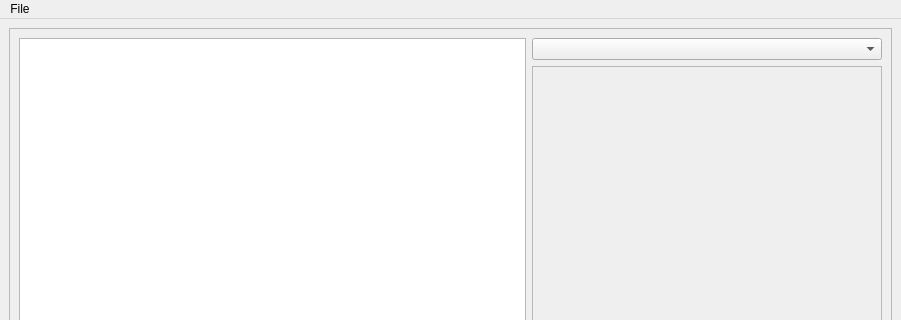
The window that data/ui/pynguin.ui (aresnick/pynguin) describes before a commit, drawn with Qt 5; both pictures show x 0 to 901 and y 0 to 320 of the 901 by 600 pixel window.
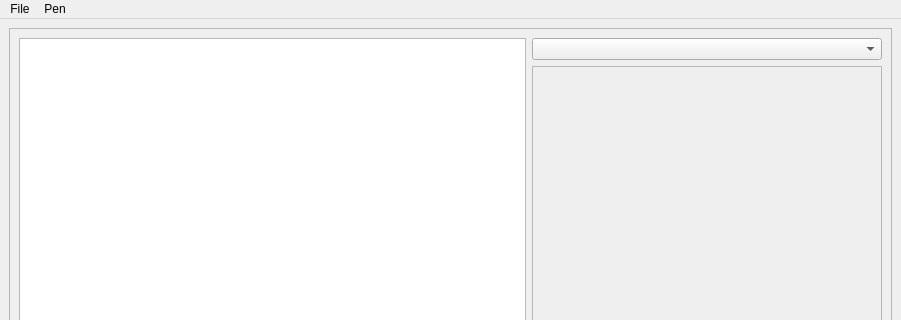
The same window after the commit.

Commit message: add pen color and width settings

```diff
--- a/data/ui/pynguin.ui
+++ b/data/ui/pynguin.ui
@@ -112,7 +112,15 @@
     <addaction name="actionNew"/>
     <addaction name="actionSave"/>
    </widget>
+   <widget class="QMenu" name="menuPen">
+    <property name="title">
+     <string>Pen</string>
+    </property>
+    <addaction name="actionColor"/>
+    <addaction name="actionWidth"/>
+   </widget>
    <addaction name="menuQuit"/>
+   <addaction name="menuPen"/>
   </widget>
   <widget class="QStatusBar" name="statusbar"/>
   <action name="actionQuit">
```
Left out of the diff: 44 changed lines with no effect on the pictures. The commit also changes 1 other file.
